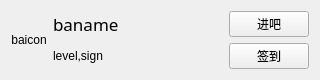
clb-128258/TiebaDesktop, file resf/ba_item.ui: the form before one commit.
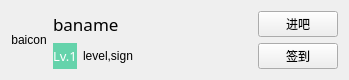
The form after the commit.

Patch:
```diff
--- a/resf/ba_item.ui
+++ b/resf/ba_item.ui
@@ -6,8 +6,8 @@
    <rect>
     <x>0</x>
     <y>0</y>
-    <width>320</width>
-    <height>73</height>
+    <width>349</width>
+    <height>72</height>
    </rect>
   </property>
   <property name="windowTitle">
@@ -17,7 +17,7 @@
    <string notr="true">QWidget{font-family: &quot;微软雅黑&quot;;}
 </string>
   </property>
-  <layout class="QGridLayout" name="gridLayout" columnstretch="0,1,0">
+  <layout class="QGridLayout" name="gridLayout">
    <item row="0" column="0" rowspan="2">
     <widget class="QLabel" name="label">
      <property name="text">
@@ -28,13 +28,6 @@
      </property>
     </widget>
    </item>
-   <item row="1" column="1">
-    <widget class="QLabel" name="label_3">
-     <property name="text">
-      <string>level,sign</string>
-     </property>
-    </widget>
-   </item>
    <item row="0" column="1">
     <widget class="QLabel" name="label_2">
      <property name="font">
@@ -55,6 +48,55 @@
      </property>
     </widget>
    </item>
+   <item row="1" column="1">
+    <layout class="QHBoxLayout" name="horizontalLayout_2" stretch="0,1">
+     <item>
+      <widget class="QLabel" name="label_9">
+       <property name="minimumSize">
+        <size>
+         <width>0</width>
+         <height>0</height>
+        </size>
+       </property>
+       <property name="maximumSize">
+        <size>
+         <width>16777215</width>
+         <height>16777215</height>
+        </size>
+       </property>
+       <property name="font">
+        <font>
+         <family>微软雅黑</family>
+         <pointsize>10</pointsize>
+        </font>
+       </property>
+       <property name="toolTip">
+        <string>&lt;html&gt;&lt;head/&gt;&lt;body&gt;&lt;p&gt;&lt;span style=&quot; font-size:9pt;&quot;&gt;你在本吧的等级&lt;/span&gt;&lt;/p&gt;&lt;/body&gt;&lt;/html&gt;</string>
+       </property>
+       <property name="styleSheet">
+        <string notr="true">QLabel{
+	color: rgb(255, 255, 255);
+	background-color: rgb(101, 211, 171);
+}
+</string>
+       </property>
+       <property name="text">
+        <string>Lv.1</string>
+       </property>
+       <property name="alignment">
+        <set>Qt::AlignCenter</set>
+       </property>
+      </widget>
+     </item>
+     <item>
+      <widget class="QLabel" name="label_3">
+       <property name="text">
+        <string>level,sign</string>
+       </property>
+      </widget>
+     </item>
+    </layout>
+   </item>
    <item row="1" column="2">
     <widget class="QPushButton" name="pushButton_2">
      <property name="text">
```
